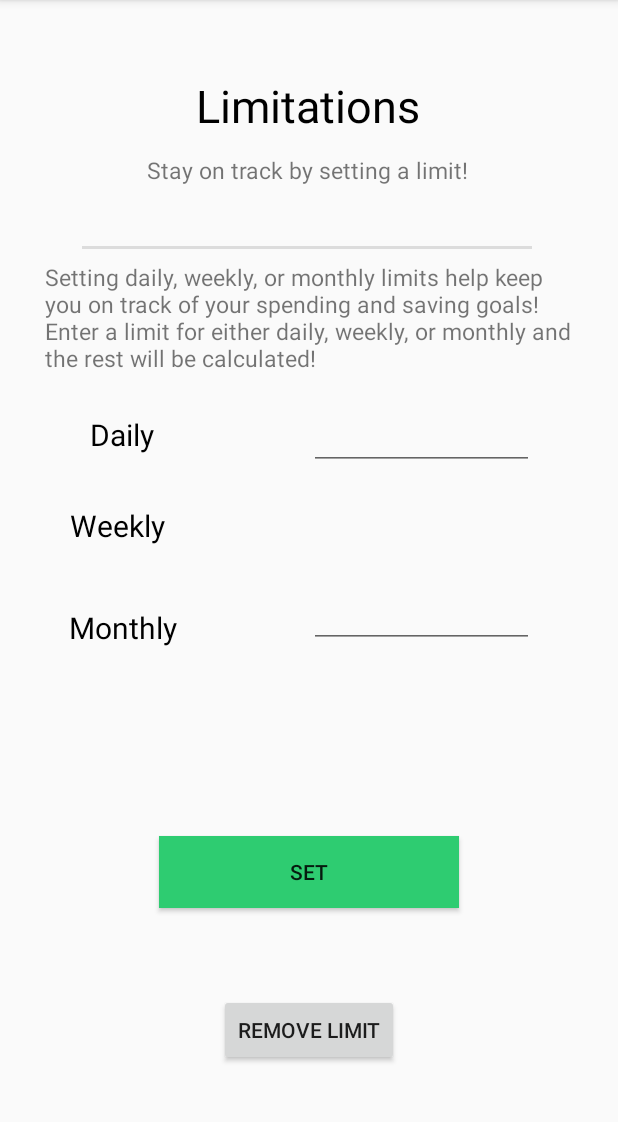
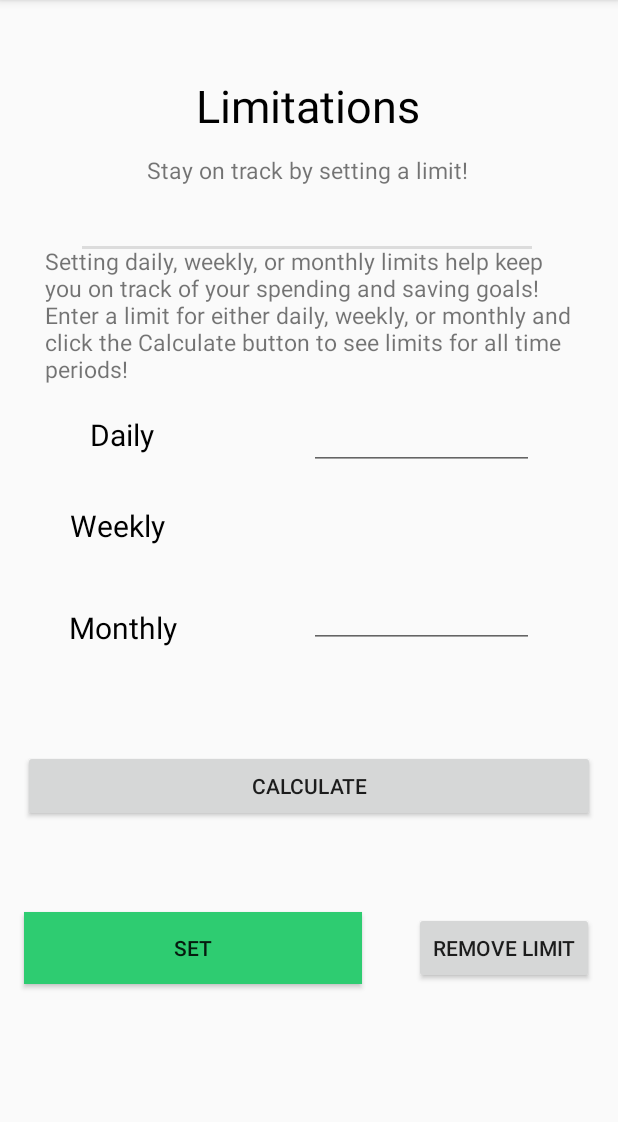
Before and after one commit to BrandonMok/Pocket_Watcher, an Android app: the fragment LimitFragment placed in its activity, on a phone screen of 412 x 824 dp, the part 84-1206 px from its top. Run offline under Robolectric (Android 15) with nearby library versions, the phone set to English and light mode, and no system bars; libraries missing offline, so code that uses them is left out: org.jetbrains.anko; 3 statements that could not run were skipped.

Commit message:
Changed limitations layout to allow future functionality to work

```diff
--- a/app/src/main/res/layout/fragment_limit.xml
+++ b/app/src/main/res/layout/fragment_limit.xml
@@ -163,27 +163,44 @@
         app:layout_constraintGuide_begin="500dp" />
 
     <Button
-        android:id="@+id/updateSetBtn"
+        android:id="@+id/calculate"
+        android:layout_width="match_parent"
+        android:layout_height="wrap_content"
+        android:width="200dp"
+        android:text="@string/calculate"
+        android:layout_marginStart="15dp"
+        android:layout_marginEnd="15dp"
+        app:layout_constraintBottom_toTopOf="@+id/removeBtn"
+        app:layout_constraintHorizontal_bias="0.497"
+        app:layout_constraintLeft_toLeftOf="parent"
+        app:layout_constraintRight_toRightOf="parent"
+        app:layout_constraintTop_toBottomOf="@+id/endGuideline"
+        app:layout_constraintVertical_bias="0.0" />
+
+    <Button
+        android:id="@+id/setBtn"
         android:layout_width="wrap_content"
         android:layout_height="wrap_content"
-        android:width="200dp"
+        android:layout_marginBottom="112dp"
+        android:width="225dp"
+        android:text="@string/set"
         android:background="@color/colorPrimary"
-        android:text="@string/set"
-        app:layout_constraintBottom_toTopOf="@+id/removeBtn"
-        app:layout_constraintLeft_toLeftOf="parent"
-        app:layout_constraintRight_toRightOf="parent"
-        app:layout_constraintTop_toBottomOf="@+id/endGuideline" />
+        app:layout_constraintBottom_toBottomOf="parent"
+        app:layout_constraintEnd_toEndOf="parent"
+        app:layout_constraintHorizontal_bias="0.086"
+        app:layout_constraintStart_toStartOf="parent" />
 
     <Button
         android:id="@+id/removeBtn"
         android:layout_width="wrap_content"
         android:layout_height="wrap_content"
+        android:layout_marginBottom="112dp"
         android:width="120dp"
         android:text="@string/remove_limit"
         app:layout_constraintBottom_toBottomOf="parent"
         app:layout_constraintEnd_toEndOf="parent"
-        app:layout_constraintStart_toStartOf="parent"
-        app:layout_constraintTop_toBottomOf="@+id/updateSetBtn" />
+        app:layout_constraintHorizontal_bias="0.945"
+        app:layout_constraintStart_toStartOf="parent" />
 
 
 </androidx.constraintlayout.widget.ConstraintLayout>
--- a/app/src/main/res/values/strings.xml
+++ b/app/src/main/res/values/strings.xml
@@ -44,10 +44,11 @@
     <string name="attachment_summary_off">Only download attachments when manually requested</string>
     <string name="limitations">Limitations</string>
     <string name="limitation_longtext">Stay on track by setting a limit!</string>
-    <string name="limit_explanation">Setting daily, weekly, or monthly limits help keep you on track of your spending and saving goals! Enter a limit for either daily, weekly, or monthly and the rest will be calculated!</string>
+    <string name="limit_explanation">Setting daily, weekly, or monthly limits help keep you on track of your spending and saving goals! Enter a limit for either daily, weekly, or monthly and click the Calculate button to see limits for all time periods!</string>
     <string name="monthly">Monthly</string>
     <string name="weekly">Weekly</string>
     <string name="daily">Daily</string>
     <string name="set">Set</string>
     <string name="remove_limit">Remove Limit</string>
+    <string name="calculate">Calculate</string>
 </resources>
```
Also changed, not shown: app/src/main/java/com/example/pocketwatcher/LimitFragment.kt (+58 -58 lines).
